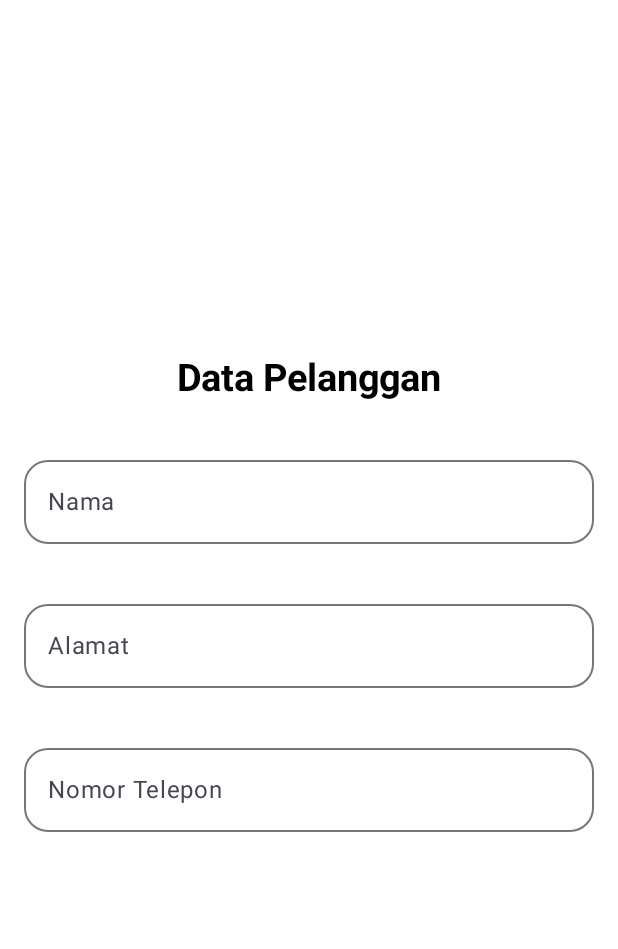
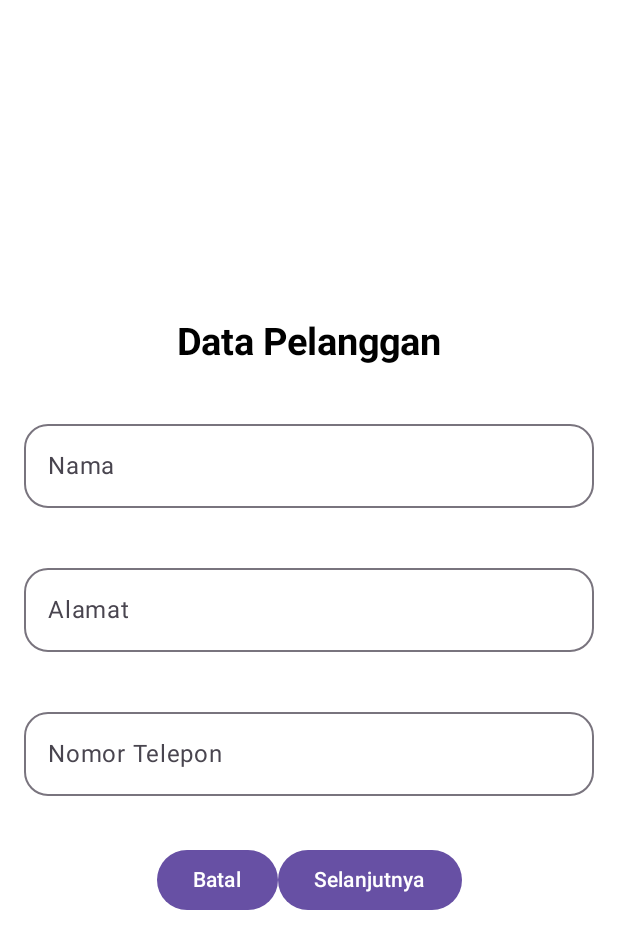
Before and after one commit to ikaatc/085_NavigationWithData, an Android app built with Jetpack Compose: the @Preview function HalamanForm, on a phone screen of 412 x 824 dp. Shown: the top 949 px of the screen. Run offline under Robolectric (Android 15) with nearby library versions, the phone set to English and light mode, and no system bars.

Commit message:
membuat komponen Row untuk membuat button cancel dan submit

```diff
--- a/app/src/main/java/com/example/esjumbo/HalamanForm.kt
+++ b/app/src/main/java/com/example/esjumbo/HalamanForm.kt
@@ -2,11 +2,13 @@ package com.example.esjumbo
 
 import androidx.compose.foundation.layout.Arrangement
 import androidx.compose.foundation.layout.Column
+import androidx.compose.foundation.layout.Row
 import androidx.compose.foundation.layout.Spacer
 import androidx.compose.foundation.layout.fillMaxSize
 import androidx.compose.foundation.layout.fillMaxWidth
 import androidx.compose.foundation.layout.padding
 import androidx.compose.foundation.text.KeyboardOptions
+import androidx.compose.material3.Button
 import androidx.compose.material3.ExperimentalMaterial3Api
 import androidx.compose.material3.MaterialTheme
 import androidx.compose.material3.OutlinedTextField
@@ -18,6 +20,7 @@ import androidx.compose.runtime.remember
 import androidx.compose.runtime.setValue
 import androidx.compose.ui.Alignment
 import androidx.compose.ui.Modifier
+import androidx.compose.ui.res.stringResource
 import androidx.compose.ui.text.font.FontWeight
 import androidx.compose.ui.text.input.KeyboardType
 import androidx.compose.ui.tooling.preview.Preview
@@ -78,5 +81,15 @@ fun HalamanForm() {
             label = { Text(text = "Nomor Telepon") })
 
         Spacer(modifier = Modifier.padding(16.dp))
+
+        Row {
+            Button(onClick = { /*TODO*/ }) {
+                Text(text = stringResource(id = R.string.cancel))
+            }
+
+            Button(onClick = { /*TODO*/ }) {
+                Text(text = stringResource(id = R.string.submit))
+            }
+        }
     }
 }
--- a/app/src/main/res/values/strings.xml
+++ b/app/src/main/res/values/strings.xml
@@ -18,4 +18,5 @@
     <string name="nama">Nama</string>
     <string name="alamat">Alamat</string>
     <string name="notlp">Nomor Telepon</string>
+    <string name="submit">Selanjutnya</string>
 </resources>
```
